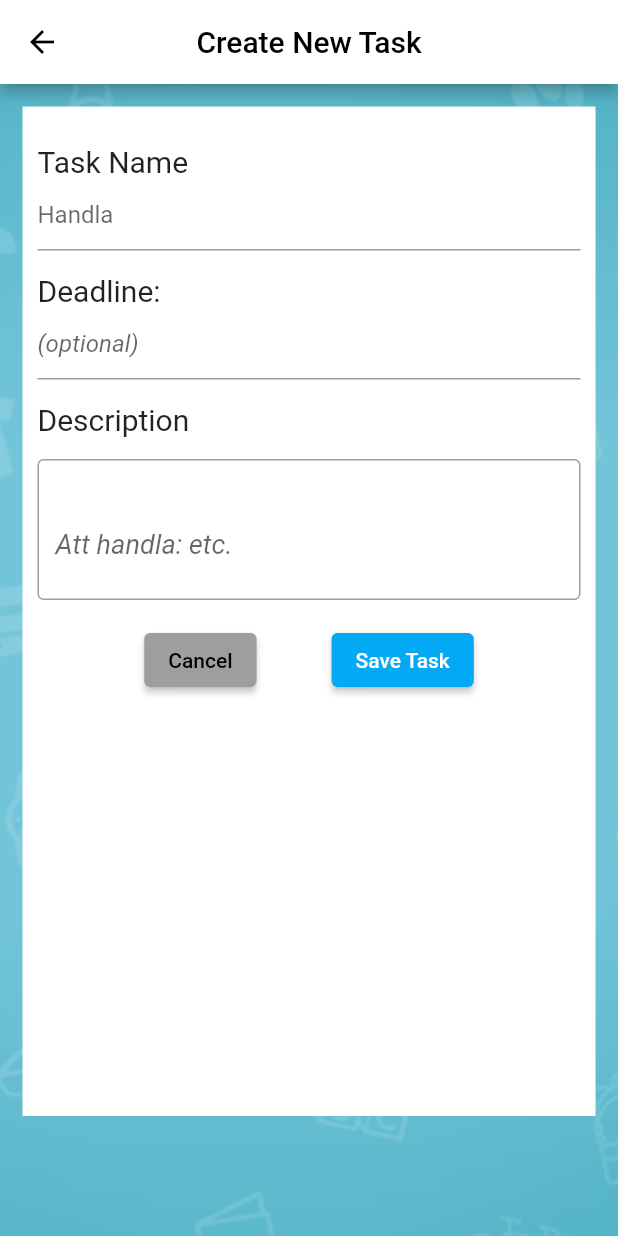
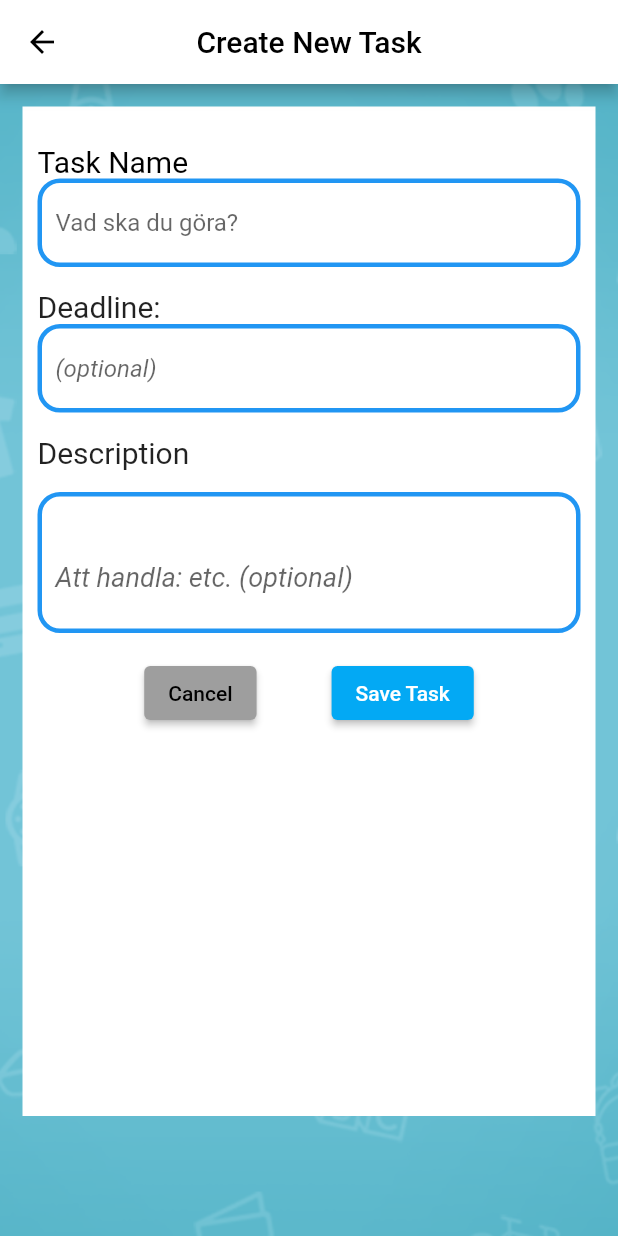
Before and after one commit to gu-tig169-ht21/gusvingrda, a Flutter app: the ToDo screen opened directly, after a tap on the "add" icon, on a phone screen of 412 x 824 dp. Run offline on Flutter 3.47's test engine with Material 2 defaults, Android fonts, the phone set to English and light mode, and no system bars.

Commit message:
Fixat ett felmeddelande vid tomt namn på task

```diff
--- a/lib/ToDo.dart
+++ b/lib/ToDo.dart
@@ -76,6 +76,7 @@ class _ToDoState extends State<ToDo> {
           MaterialPageRoute(
             builder: (context) => CreateNewTask(
               TaskItem(
+                  id: "",
                   taskName: 'New Task',
                   deadline: 'optional',
                   description: 'description',
@@ -95,6 +96,7 @@ class _ToDoState extends State<ToDo> {
           context,
           MaterialPageRoute(
               builder: (context) => CreateNewTask(TaskItem(
+                  id: "",
                   taskName: '',
                   deadline: '',
                   description: '',
--- a/lib/createNewTask.dart
+++ b/lib/createNewTask.dart
@@ -58,12 +58,17 @@ class _CreateNewTaskState extends State<CreateNewTask> {
     Navigator.pop(
         context,
         TaskItem(
+            id: "",
             taskName: taskName.toString(),
             deadline: deadline.toString(),
             description: description.toString(),
             checked: isChecked));
   }
 
+  var borderColor = Colors.blue;
+  var textColor = Colors.black;
+  var taskNameText = 'Task Name';
+  var taskNameHint = 'Vad ska du göra?';
   @override
   Widget build(BuildContext context) {
     return Scaffold(
@@ -82,20 +87,28 @@ class _CreateNewTaskState extends State<CreateNewTask> {
           padding: const EdgeInsets.all(10),
           child: ListView(children: [
             Container(height: 15),
-            const Text('Task Name', style: TextStyle(fontSize: 20)),
+            Text(taskNameText,
+                style: TextStyle(fontSize: 20, color: textColor)),
             TextFormField(
               controller: _taskNametextController,
-              decoration: const InputDecoration(
-                hintText: 'Handla',
-              ),
+              decoration: InputDecoration(
+                  hintText: taskNameHint,
+                  enabledBorder: OutlineInputBorder(
+                    borderSide: BorderSide(width: 3, color: borderColor),
+                    borderRadius: BorderRadius.circular(15),
+                  )),
             ),
             Container(height: 15),
             const Text('Deadline:', style: TextStyle(fontSize: 20)),
             TextFormField(
               controller: _deadlinetextController,
-              decoration: const InputDecoration(
+              decoration: InputDecoration(
                   hintText: '(optional)',
-                  hintStyle: TextStyle(fontStyle: FontStyle.italic)),
+                  enabledBorder: OutlineInputBorder(
+                      borderSide:
+                          const BorderSide(width: 3, color: Colors.blue),
+                      borderRadius: BorderRadius.circular(15)),
+                  hintStyle: const TextStyle(fontStyle: FontStyle.italic)),
             ),
             Container(height: 15),
             const Text(
@@ -107,10 +120,13 @@ class _CreateNewTaskState extends State<CreateNewTask> {
               controller: _descriptiontextController,
               maxLines: null,
               style: const TextStyle(fontSize: 18, height: 3),
-              decoration: const InputDecoration(
-                  hintText: 'Att handla: etc.',
-                  border: OutlineInputBorder(),
-                  hintStyle: TextStyle(fontStyle: FontStyle.italic)),
+              decoration: InputDecoration(
+                  hintText: 'Att handla: etc. (optional)',
+                  enabledBorder: OutlineInputBorder(
+                    borderSide: const BorderSide(width: 3, color: Colors.blue),
+                    borderRadius: BorderRadius.circular(15),
+                  ),
+                  hintStyle: const TextStyle(fontStyle: FontStyle.italic)),
             ),
             Row(
               mainAxisAlignment: MainAxisAlignment.center,
@@ -135,6 +151,11 @@ class _CreateNewTaskState extends State<CreateNewTask> {
                   ),
                   onPressed: () {
                     if (_taskNametextController.text.isEmpty) {
+                      setState(() {
+                        borderColor = Colors.red;
+                        textColor = Colors.red;
+                        taskNameHint = 'Enter a name of the task';
+                      });
                     } else {
                       makeTask();
                       // pop:en sker efter en lyckad körning av "makeTask": Navigator.pop(context);
--- a/pubspec.yaml
+++ b/pubspec.yaml
@@ -35,6 +35,7 @@ dependencies:
   # Use with the CupertinoIcons class for iOS style icons.
   cupertino_icons: ^1.0.2
   provider: ^6.0.1
+  http: ^0.13.4
 
 dev_dependencies:
   flutter_test:
```
Also changed, not shown: lib/api.dart (added, +24 -0 lines), lib/main.dart (+6 -4 lines), lib/task_model.dart (+28 -2 lines), pubspec.lock.
